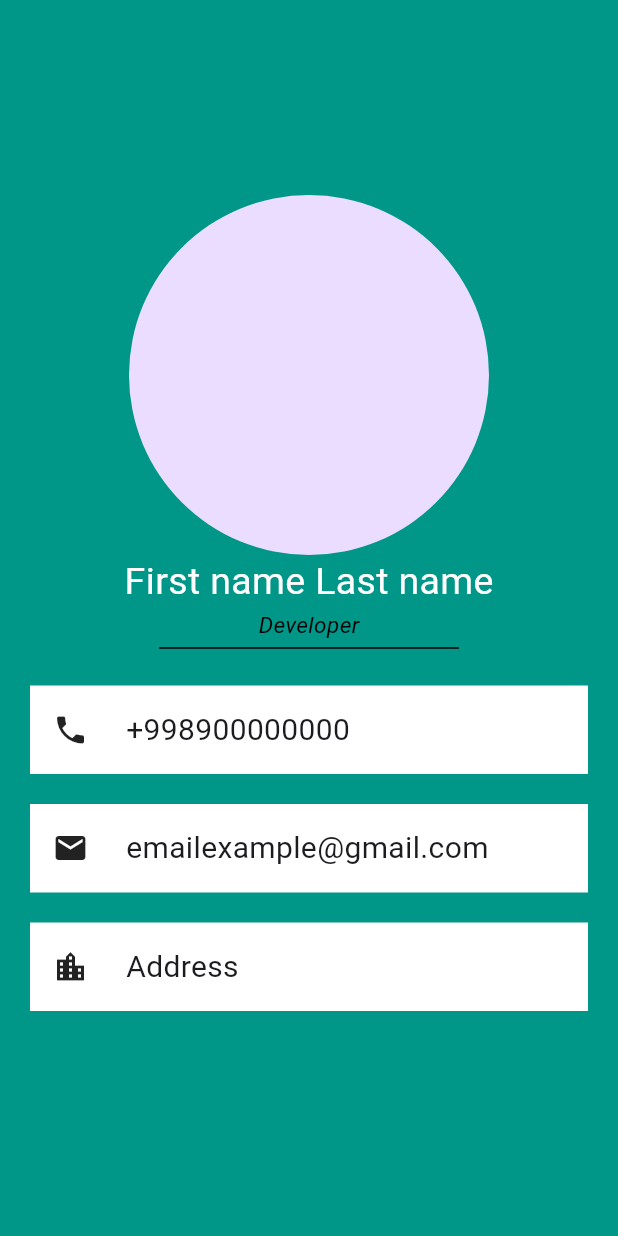
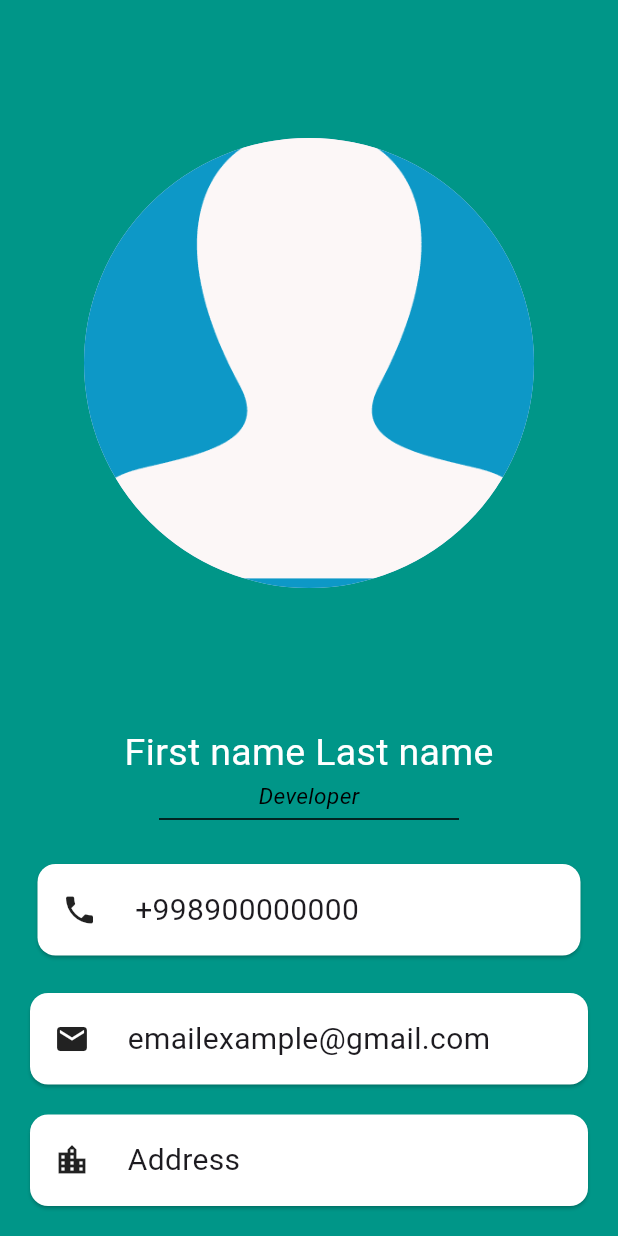
Before and after one commit to dilmurood/Flutter_Project, a Flutter app: the screen it shows after launch, on a phone screen of 412 x 824 dp. Run offline on Flutter 3.47's test engine with Material 3 defaults, Android fonts, the phone set to English and light mode, and no system bars.

Commit message:
small changes

```diff
--- a/lib/ProfileScreen.dart
+++ b/lib/ProfileScreen.dart
@@ -3,76 +3,90 @@ import 'package:flutter/material.dart';
 class ProfileScreen extends StatelessWidget {
   @override
   Widget build(BuildContext context) {
-    return Scaffold(
+    return const Scaffold(
       backgroundColor: Colors.teal,
       body: Center(
-          child: Column(
-            mainAxisAlignment: MainAxisAlignment.center,
-            children: <Widget>[
-        const CircleAvatar(
-          radius: 120,
-          //backgroundImage: AssetImage('images/ava.png'),
-        ),
-        const Text(
+          child: Column(children: <Widget>[
+        Expanded(
+            child: CircleAvatar(
+          radius: 150,
+          backgroundImage: AssetImage('images/ava.png'),
+        )),
+        Text(
           "First name Last name",
           style: TextStyle(color: Colors.white, fontSize: 25),
         ),
-        const Text(
+        Text(
           "Developer",
           style: TextStyle(
               color: Colors.black, fontSize: 15, fontStyle: FontStyle.italic),
         ),
-        const SizedBox(height: 10, width: 200, child: Divider(color: Colors.black),),
-
-        Container(
+        SizedBox(
+          height: 10,
+          width: 200,
+          child: Divider(color: Colors.black),
+        ),
+        Card(
           color: Colors.white,
-          padding: const EdgeInsets.all(15),
-          margin: const  EdgeInsets.all(20),
-          child: const Row(
-            mainAxisAlignment: MainAxisAlignment.start,
+          margin: EdgeInsets.all(25),
+          child: Padding(
+            padding: EdgeInsets.all(16), // Adjust the padding as needed
+            child: Row(
               children: <Widget>[
                 Icon(Icons.phone),
-              SizedBox(width: 25,),
-              Text('+998900000000',
+                SizedBox(width: 25),
+                Text(
+                  '+998900000000',
                   style: TextStyle(
                     fontSize: 20,
-              ),),
+                  ),
+                ),
               ],
             ),
           ),
-        Container(
+        ),
+        Card(
           color: Colors.white,
-          padding: const EdgeInsets.all(15),
-          margin: const EdgeInsets.fromLTRB(20, 0, 20, 20),
-          child: const Row(
-            mainAxisAlignment: MainAxisAlignment.start,
+          margin: EdgeInsets.fromLTRB(20, 0, 20, 20),
+          child: Padding(
+            padding: EdgeInsets.all(16), // Adjust the padding as needed
+            child: Row(
               children: <Widget>[
                 Icon(Icons.email),
-              SizedBox(width: 25,),
-              Text('emailexample@gmail.com',
+                SizedBox(
+                  width: 25,
+                ),
+                Text(
+                  'emailexample@gmail.com',
                   style: TextStyle(
                     fontSize: 20,
-              ),),
+                  ),
+                ),
               ],
             ),
           ),
-        Container(
+        ),
+        Card(
           color: Colors.white,
-          padding: const EdgeInsets.all(15),
-          margin: const EdgeInsets.fromLTRB(20, 0, 20, 20),
-          child: const Row(
-            mainAxisAlignment: MainAxisAlignment.start,
+          margin: EdgeInsets.fromLTRB(20, 0, 20, 20),
+          child: Padding(
+            padding: EdgeInsets.all(16), // Adjust the padding as needed
+            child: Row(
               children: <Widget>[
                 Icon(Icons.location_city),
-              SizedBox(width: 25,),
-              Text('Address',
+                SizedBox(
+                  width: 25,
+                ),
+                Text(
+                  'Address',
                   style: TextStyle(
                     fontSize: 20,
-              ),),
+                  ),
+                ),
               ],
             ),
+          ),
         )
-
       ])),
     );
   }
--- a/pubspec.yaml
+++ b/pubspec.yaml
@@ -23,12 +23,6 @@ flutter:
 
   uses-material-design: true
 
-  fonts:
-    - family: Raleway
-      fonts:
-        - asset: fonts/Raleway-Regular.ttf
-        - asset: fonts/Raleway-Italic.ttf
-          style: italic
 
   assets:
     - images/google.png
```
Lines whose indentation alone changed are shown as unchanged.
